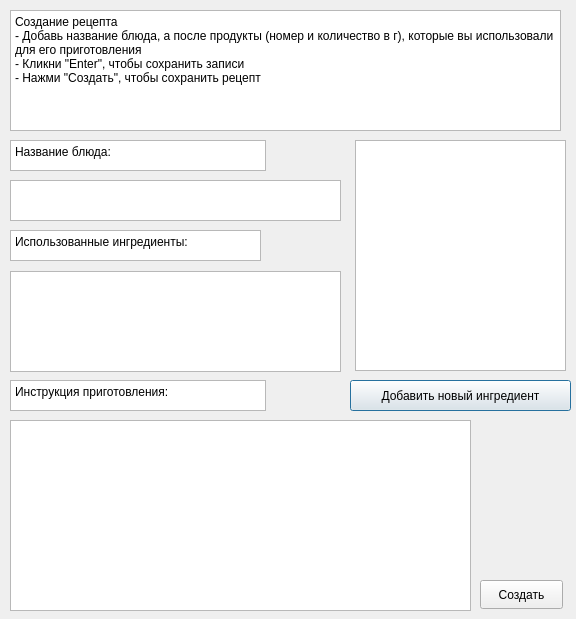
Old version of the form courseWork/create_recipe.ui in the repository mellonii/maltite.
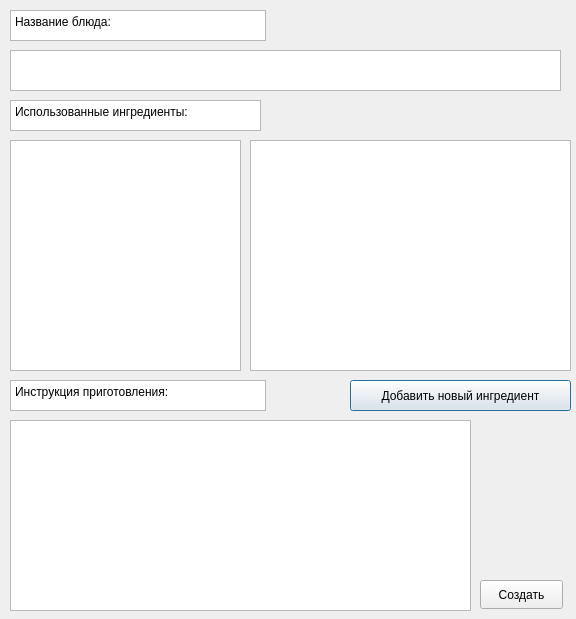
New version of the form.

Diff of the .ui file:
```diff
--- a/courseWork/create_recipe.ui
+++ b/courseWork/create_recipe.ui
@@ -13,32 +13,11 @@
   <property name="windowTitle">
    <string>Dialog</string>
   </property>
-  <widget class="QTextBrowser" name="textBrowser">
-   <property name="geometry">
-    <rect>
-     <x>10</x>
-     <y>10</y>
-     <width>551</width>
-     <height>121</height>
-    </rect>
-   </property>
-   <property name="html">
-    <string>&lt;!DOCTYPE HTML PUBLIC &quot;-//W3C//DTD HTML 4.0//EN&quot; &quot;http://www.w3.org/TR/REC-html40/strict.dtd&quot;&gt;
-&lt;html&gt;&lt;head&gt;&lt;meta name=&quot;qrichtext&quot; content=&quot;1&quot; /&gt;&lt;meta charset=&quot;utf-8&quot; /&gt;&lt;style type=&quot;text/css&quot;&gt;
-p, li { white-space: pre-wrap; }
-hr { height: 1px; border-width: 0; }
-&lt;/style&gt;&lt;/head&gt;&lt;body style=&quot; font-family:'Segoe UI'; font-size:9pt; font-weight:400; font-style:normal;&quot;&gt;
-&lt;p style=&quot; margin-top:0px; margin-bottom:0px; margin-left:0px; margin-right:0px; -qt-block-indent:0; text-indent:0px;&quot;&gt;Создание рецепта&lt;/p&gt;
-&lt;p style=&quot; margin-top:0px; margin-bottom:0px; margin-left:0px; margin-right:0px; -qt-block-indent:0; text-indent:0px;&quot;&gt;- Добавь название блюда, а после продукты (номер и количество в г), которые вы использовали для его приготовления &lt;/p&gt;
-&lt;p style=&quot; margin-top:0px; margin-bottom:0px; margin-left:0px; margin-right:0px; -qt-block-indent:0; text-indent:0px;&quot;&gt;- Кликни &amp;quot;Enter&amp;quot;, чтобы сохранить записи&lt;/p&gt;
-&lt;p style=&quot; margin-top:0px; margin-bottom:0px; margin-left:0px; margin-right:0px; -qt-block-indent:0; text-indent:0px;&quot;&gt;- Нажми &amp;quot;Создать&amp;quot;, чтобы сохранить рецепт&lt;/p&gt;&lt;/body&gt;&lt;/html&gt;</string>
-   </property>
-  </widget>
   <widget class="QTextBrowser" name="textBrowser_3">
    <property name="geometry">
     <rect>
      <x>10</x>
-     <y>230</y>
+     <y>100</y>
      <width>251</width>
      <height>31</height>
     </rect>
@@ -56,9 +35,9 @@
    <property name="geometry">
     <rect>
      <x>10</x>
-     <y>271</y>
-     <width>331</width>
-     <height>101</height>
+     <y>140</y>
+     <width>231</width>
+     <height>231</height>
     </rect>
    </property>
   </widget>
@@ -120,7 +99,7 @@
    <property name="geometry">
     <rect>
      <x>10</x>
-     <y>140</y>
+     <y>10</y>
      <width>256</width>
      <height>31</height>
     </rect>
@@ -138,8 +117,8 @@
    <property name="geometry">
     <rect>
      <x>10</x>
-     <y>180</y>
-     <width>331</width>
+     <y>50</y>
+     <width>551</width>
      <height>41</height>
     </rect>
    </property>
@@ -147,9 +126,9 @@
   <widget class="QTableView" name="tableView_2">
    <property name="geometry">
     <rect>
-     <x>355</x>
+     <x>250</x>
      <y>140</y>
-     <width>211</width>
+     <width>321</width>
      <height>231</height>
     </rect>
    </property>
```
